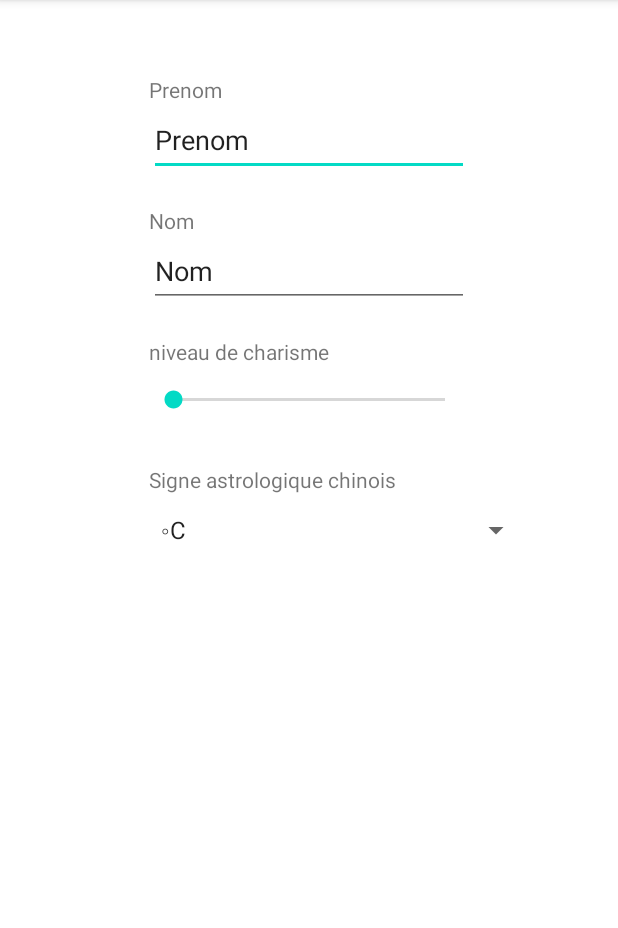
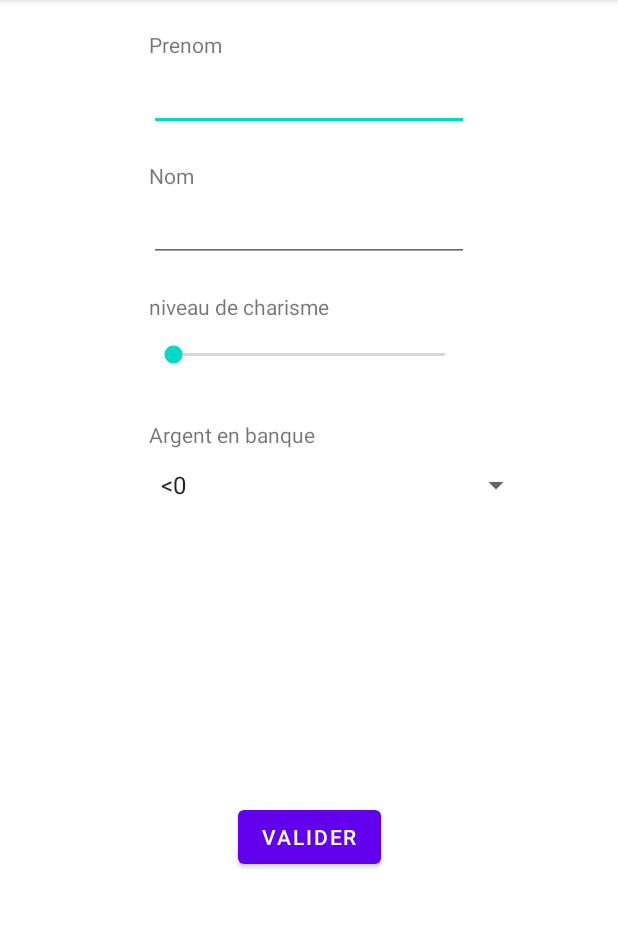
Before and after one commit to FaresCherif/ProjetIhm, an Android app: the UserInput screen opened directly, with no data from a screen before it, on a phone screen of 412 x 824 dp, the part 84-1012 px from its top. Run offline under Robolectric (Android 15) with nearby library versions, the phone set to English and light mode, and no system bars.

Commit message:
2e activity Fin

```diff
--- /dev/null
+++ b/app/src/main/res/layout-land/activity_user_input.xml
@@ -0,0 +1,132 @@
+<?xml version="1.0" encoding="utf-8"?>
+<androidx.constraintlayout.widget.ConstraintLayout xmlns:android="http://schemas.android.com/apk/res/android"
+    xmlns:app="http://schemas.android.com/apk/res-auto"
+    xmlns:tools="http://schemas.android.com/tools"
+    android:layout_width="match_parent"
+    android:layout_height="match_parent"
+    tools:context=".UserInput">
+
+
+    <Button
+        android:id="@+id/button3"
+        android:layout_width="wrap_content"
+        android:layout_height="wrap_content"
+        android:text="@string/startButtonEntree"
+        app:layout_constraintBottom_toBottomOf="parent"
+        app:layout_constraintEnd_toEndOf="parent"
+        app:layout_constraintStart_toStartOf="parent"
+        app:layout_constraintTop_toBottomOf="@+id/linearLayout5" />
+
+    <LinearLayout
+        android:id="@+id/linearLayout4"
+        android:layout_width="fill_parent"
+        android:layout_height="wrap_content"
+        android:layout_marginRight="20dp"
+        android:layout_marginLeft="20dp"
+        android:layout_marginTop="20dp"
+        android:orientation="vertical"
+        app:layout_constraintStart_toStartOf="parent"
+        app:layout_constraintTop_toTopOf="parent">
+
+        <LinearLayout
+            android:layout_width="match_parent"
+            android:layout_height="wrap_content"
+            android:orientation="horizontal">
+
+            <TextView
+                android:id="@+id/textView12"
+                android:layout_width="0dp"
+                android:layout_height="wrap_content"
+                android:layout_weight="1"
+                android:text="@string/NameEntreeTitle" />
+
+            <TextView
+                android:id="@+id/textView11"
+                android:layout_width="0dp"
+                android:layout_height="wrap_content"
+                android:layout_weight="1"
+                android:text="@string/FirstNameEntreeTitle" />
+        </LinearLayout>
+
+        <LinearLayout
+            android:layout_width="match_parent"
+            android:layout_height="wrap_content"
+            android:orientation="horizontal">
+
+            <EditText
+                android:id="@+id/editTextTextPersonName5"
+                android:layout_width="wrap_content"
+                android:layout_height="48dp"
+                android:layout_weight="1"
+                android:ems="10"
+                android:importantForAutofill="no"
+                android:inputType="textPersonName"
+                tools:ignore="SpeakableTextPresentCheck" />
+
+            <EditText
+                android:id="@+id/editTextTextPersonName6"
+                android:layout_width="wrap_content"
+                android:layout_height="48dp"
+                android:layout_weight="1"
+                android:ems="10"
+                android:importantForAutofill="no"
+                android:inputType="textPersonName"
+                tools:ignore="SpeakableTextPresentCheck" />
+        </LinearLayout>
+
+    </LinearLayout>
+
+    <LinearLayout
+        android:id="@+id/linearLayout5"
+        android:layout_width="fill_parent"
+        android:layout_height="wrap_content"
+        android:layout_marginLeft="20dp"
+        android:layout_marginTop="40dp"
+        android:layout_marginRight="20dp"
+        android:orientation="vertical"
+        app:layout_constraintEnd_toEndOf="parent"
+        app:layout_constraintStart_toStartOf="parent"
+        app:layout_constraintTop_toBottomOf="@+id/linearLayout4">
+
+        <LinearLayout
+            android:layout_width="match_parent"
+            android:layout_height="wrap_content"
+            android:orientation="horizontal">
+
+            <TextView
+                android:id="@+id/textView13"
+                android:layout_width="0dp"
+                android:layout_height="wrap_content"
+                android:layout_weight="1"
+                android:text="@string/charismaLevelTitle" />
+
+            <TextView
+                android:id="@+id/textView15"
+                android:layout_width="0dp"
+                android:layout_height="wrap_content"
+                android:layout_weight="1"
+                android:text="@string/charismaLevelTitle" />
+        </LinearLayout>
+
+        <LinearLayout
+            android:layout_width="match_parent"
+            android:layout_height="match_parent"
+            android:orientation="horizontal">
+
+            <SeekBar
+                android:id="@+id/seekBar3"
+                android:layout_width="match_parent"
+                android:layout_height="match_parent"
+                android:layout_weight="1" />
+
+            <Spinner
+                android:id="@+id/spinner3"
+                android:layout_width="match_parent"
+                android:layout_height="48dp"
+                android:layout_weight="1"
+                android:entries="@array/array_money_bank" />
+        </LinearLayout>
+
+    </LinearLayout>
+
+</androidx.constraintlayout.widget.ConstraintLayout>
--- a/app/src/main/res/layout/activity_user_input.xml
+++ b/app/src/main/res/layout/activity_user_input.xml
@@ -10,7 +10,7 @@
         android:id="@+id/FirstNameEntreeAreaTitle"
         android:layout_width="wrap_content"
         android:layout_height="wrap_content"
-        android:layout_marginTop="50dp"
+        android:layout_marginTop="20dp"
         android:text="@string/FirstNameEntreeTitle"
         app:layout_constraintStart_toStartOf="@+id/FirstNameEntreeArea"
         app:layout_constraintTop_toTopOf="parent" />
@@ -23,10 +23,10 @@
         android:importantForAutofill="no"
         android:inputType="textPersonName"
         android:minHeight="48dp"
-        android:text="@string/FirstNameEntree"
         app:layout_constraintEnd_toEndOf="parent"
         app:layout_constraintStart_toStartOf="parent"
-        app:layout_constraintTop_toBottomOf="@+id/FirstNameEntreeAreaTitle" />
+        app:layout_constraintTop_toBottomOf="@+id/FirstNameEntreeAreaTitle"
+        tools:ignore="DuplicateSpeakableTextCheck,SpeakableTextPresentCheck" />
 
     <TextView
         android:id="@+id/NameEntreeAreaTitle"
@@ -45,9 +45,9 @@
         android:importantForAutofill="no"
         android:inputType="textPersonName"
         android:minHeight="48dp"
-        android:text="@string/NameEntree"
         app:layout_constraintStart_toStartOf="@+id/NameEntreeAreaTitle"
-        app:layout_constraintTop_toBottomOf="@+id/NameEntreeAreaTitle" />
+        app:layout_constraintTop_toBottomOf="@+id/NameEntreeAreaTitle"
+        tools:ignore="DuplicateSpeakableTextCheck,SpeakableTextPresentCheck" />
 
     <SeekBar
         android:id="@+id/seekBar"
@@ -67,23 +67,33 @@
         app:layout_constraintStart_toStartOf="@+id/NameEntreeArea"
         app:layout_constraintTop_toBottomOf="@+id/NameEntreeArea" />
 
-    <TextView
-        android:id="@+id/textView5"
-        android:layout_width="wrap_content"
-        android:layout_height="wrap_content"
-        android:layout_marginTop="20dp"
-        android:text="@string/ChineseSignTitle"
-        app:layout_constraintStart_toStartOf="@+id/seekBar"
-        app:layout_constraintTop_toBottomOf="@+id/seekBar" />
-
     <Spinner
         android:id="@+id/spinner"
         android:layout_width="255dp"
         android:layout_height="48dp"
-        android:entries="@array/array_chinese_sign"
+        android:entries="@array/array_money_bank"
         android:minHeight="48dp"
-        app:layout_constraintStart_toStartOf="@+id/textView5"
-        app:layout_constraintTop_toBottomOf="@+id/textView5"
+        app:layout_constraintStart_toStartOf="@+id/textView2"
+        app:layout_constraintTop_toBottomOf="@+id/textView2"
         tools:ignore="SpeakableTextPresentCheck" />
 
+    <TextView
+        android:id="@+id/textView2"
+        android:layout_width="wrap_content"
+        android:layout_height="wrap_content"
+        android:layout_marginTop="20dp"
+        android:text="@string/moneyBankTitle"
+        app:layout_constraintStart_toStartOf="@+id/seekBar"
+        app:layout_constraintTop_toBottomOf="@+id/seekBar" />
+
+    <Button
+        android:id="@+id/button3"
+        android:layout_width="wrap_content"
+        android:layout_height="wrap_content"
+        android:text="@string/startButtonEntree"
+        app:layout_constraintBottom_toBottomOf="parent"
+        app:layout_constraintEnd_toEndOf="parent"
+        app:layout_constraintStart_toStartOf="parent"
+        app:layout_constraintTop_toBottomOf="@+id/spinner" />
+
 </androidx.constraintlayout.widget.ConstraintLayout>
--- a/app/src/main/res/values/array_chinese_sign.xml
+++ /dev/null
@@ -1,8 +0,0 @@
-<?xml version="1.0" encoding="utf-8"?>
-<resources>
-    <string-array name="array_chinese_sign">
-        <item>◦C</item>
-        <item>◦F</item>
-        <item>◦K</item>
-    </string-array>
-</resources>
--- /dev/null
+++ b/app/src/main/res/values/moneyBank.xml
@@ -0,0 +1,10 @@
+<?xml version="1.0" encoding="utf-8"?>
+<resources>
+    <string-array name="array_money_bank">
+        <item> \u003c0 </item>
+        <item> \u003e0 \u0026\u0026 \u003c1000 </item>
+        <item> \u003e1000 \u0026\u0026 \u003c10000 </item>
+        <item> \u003e10000 \u0026\u0026 \u003c100000 </item>
+        <item> \u003e100000 </item>
+    </string-array>
+</resources>
--- a/app/src/main/res/values/strings.xml
+++ b/app/src/main/res/values/strings.xml
@@ -5,8 +5,7 @@
     <string name="ArchievmentButton">Succes</string>
     <string name="NameEntreeTitle">Nom</string>
     <string name="FirstNameEntreeTitle">Prenom</string>
-    <string name="FirstNameEntree">Prenom</string>
-    <string name="NameEntree">Nom</string>
     <string name="charismaLevelTitle">niveau de charisme</string>
-    <string name="ChineseSignTitle">Signe astrologique chinois</string>
+    <string name="moneyBankTitle">Argent en banque</string>
+    <string name="startButtonEntree">Valider</string>
 </resources>
```
